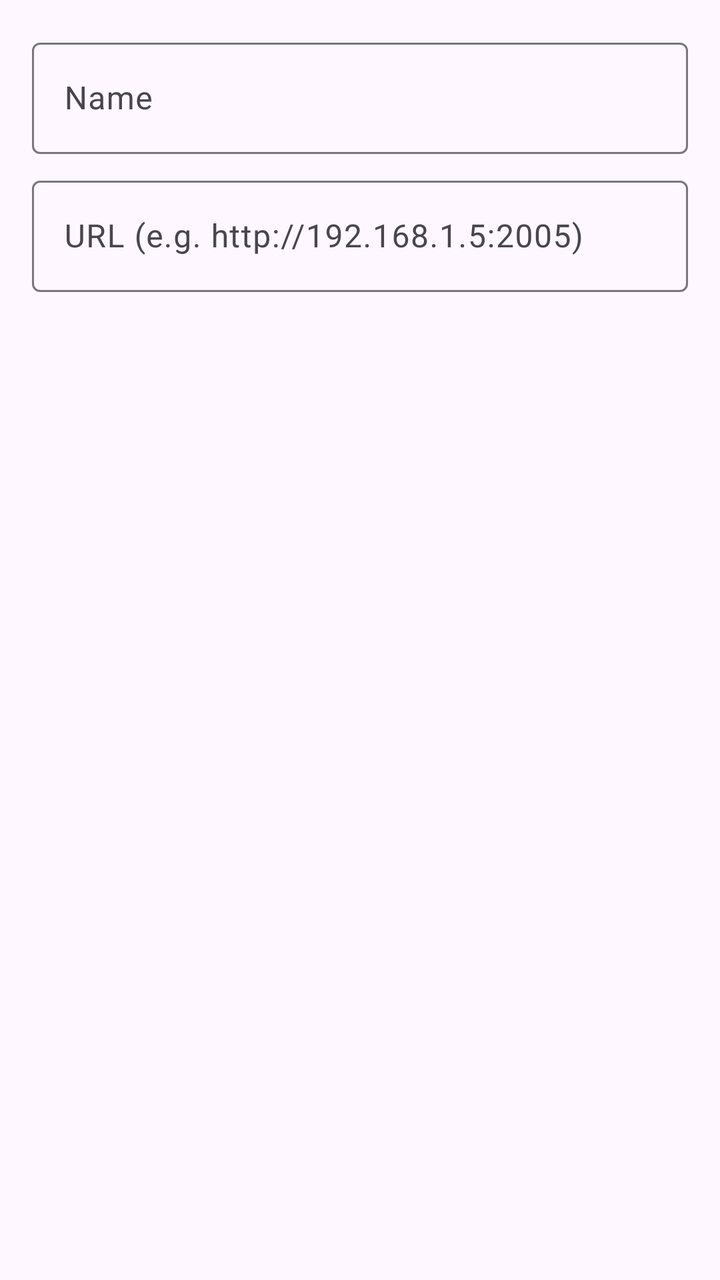
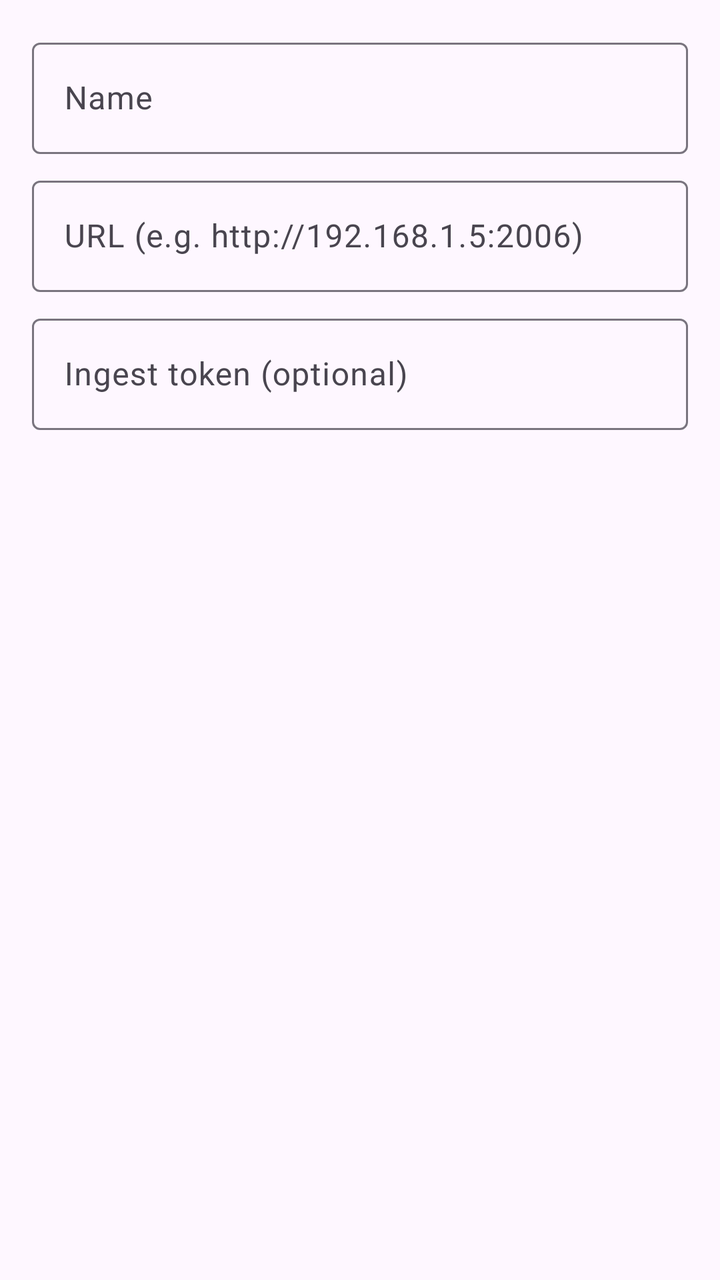

Compare the two renders of this Android layout. The source of the first and the diff that turns it into the second are given below.
<!-- AndroidManifest.xml: application theme Theme.TrackMySpendCompanion -->
<!-- res/layout/dialog_add_server.xml -->
<?xml version="1.0" encoding="utf-8"?>
<LinearLayout xmlns:android="http://schemas.android.com/apk/res/android"
    android:layout_width="match_parent"
    android:layout_height="wrap_content"
    android:orientation="vertical"
    android:padding="16dp">

    <com.google.android.material.textfield.TextInputLayout
        android:layout_width="match_parent"
        android:layout_height="wrap_content"
        android:hint="@string/server_name_hint">

        <com.google.android.material.textfield.TextInputEditText
            android:id="@+id/nameInput"
            android:layout_width="match_parent"
            android:layout_height="wrap_content"
            android:inputType="text"
            android:maxLines="1" />
    </com.google.android.material.textfield.TextInputLayout>

    <com.google.android.material.textfield.TextInputLayout
        android:layout_width="match_parent"
        android:layout_height="wrap_content"
        android:layout_marginTop="8dp"
        android:hint="@string/server_url_hint">

        <com.google.android.material.textfield.TextInputEditText
            android:id="@+id/urlInput"
            android:layout_width="match_parent"
            android:layout_height="wrap_content"
            android:inputType="textUri"
            android:maxLines="1" />
    </com.google.android.material.textfield.TextInputLayout>
</LinearLayout>
<!-- resources referenced by this layout -->
<resources>
  <string name="server_name_hint">Name</string>
  <string name="server_url_hint">URL (e.g. http://192.168.1.5:2005)</string>
  <style name="Theme.TrackMySpendCompanion" parent="Theme.Material3.DayNight.NoActionBar">
          <item name="colorPrimary">@color/purple_500</item>
          <item name="colorPrimaryDark">@color/purple_700</item>
          <item name="colorAccent">@color/teal_200</item>
      </style>
  <color name="purple_500">#6750A4</color>
  <color name="purple_700">#4F378B</color>
  <color name="teal_200">#03DAC5</color>
</resources>

<!-- the commit's change to res/layout/dialog_add_server.xml (unified diff, before → after) -->
@@ -31,4 +31,18 @@
             android:inputType="textUri"
             android:maxLines="1" />
     </com.google.android.material.textfield.TextInputLayout>
+
+    <com.google.android.material.textfield.TextInputLayout
+        android:layout_width="match_parent"
+        android:layout_height="wrap_content"
+        android:layout_marginTop="8dp"
+        android:hint="@string/server_token_hint">
+
+        <com.google.android.material.textfield.TextInputEditText
+            android:id="@+id/tokenInput"
+            android:layout_width="match_parent"
+            android:layout_height="wrap_content"
+            android:inputType="textPassword"
+            android:maxLines="1" />
+    </com.google.android.material.textfield.TextInputLayout>
 </LinearLayout>
<!-- resource entries referenced after the edit -->
@@ -1,7 +1,8 @@
 <!-- resources referenced by this layout -->
 <resources>
   <string name="server_name_hint">Name</string>
-  <string name="server_url_hint">URL (e.g. http://192.168.1.5:2005)</string>
+  <string name="server_token_hint">Ingest token (optional)</string>
+  <string name="server_url_hint">URL (e.g. http://192.168.1.5:2006)</string>
   <style name="Theme.TrackMySpendCompanion" parent="Theme.Material3.DayNight.NoActionBar">
           <item name="colorPrimary">@color/purple_500</item>
           <item name="colorPrimaryDark">@color/purple_700</item>
